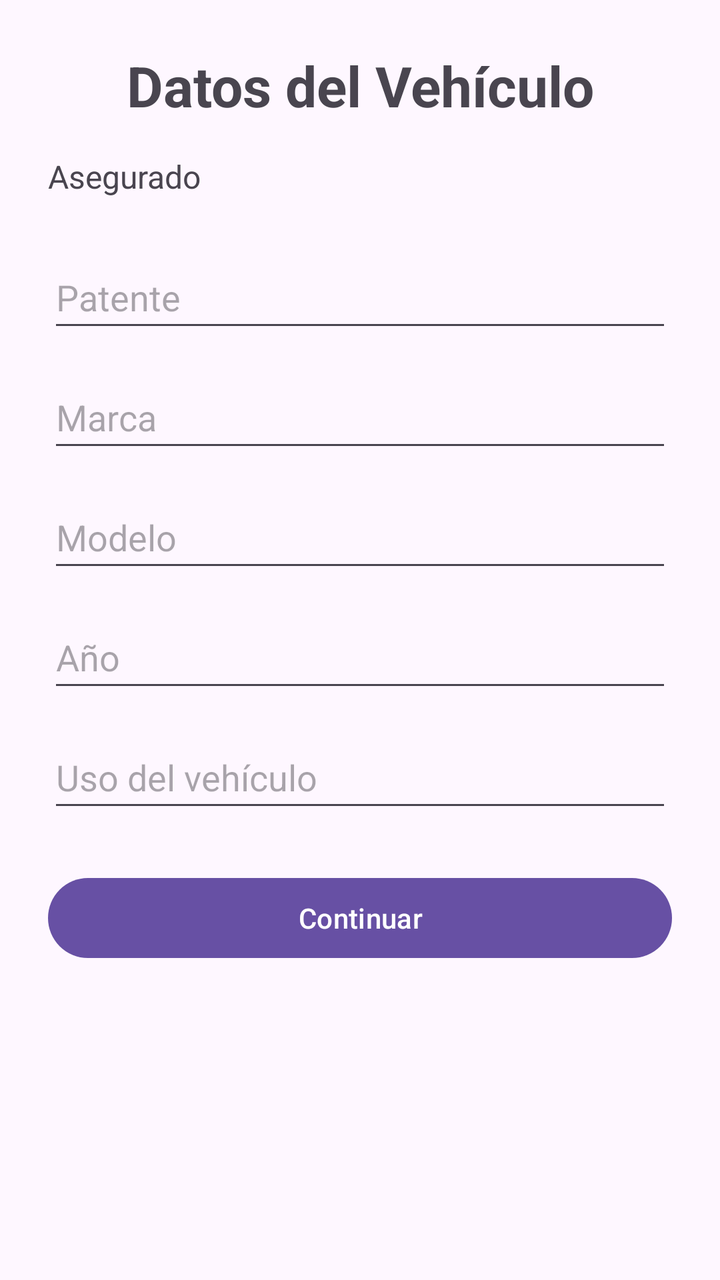
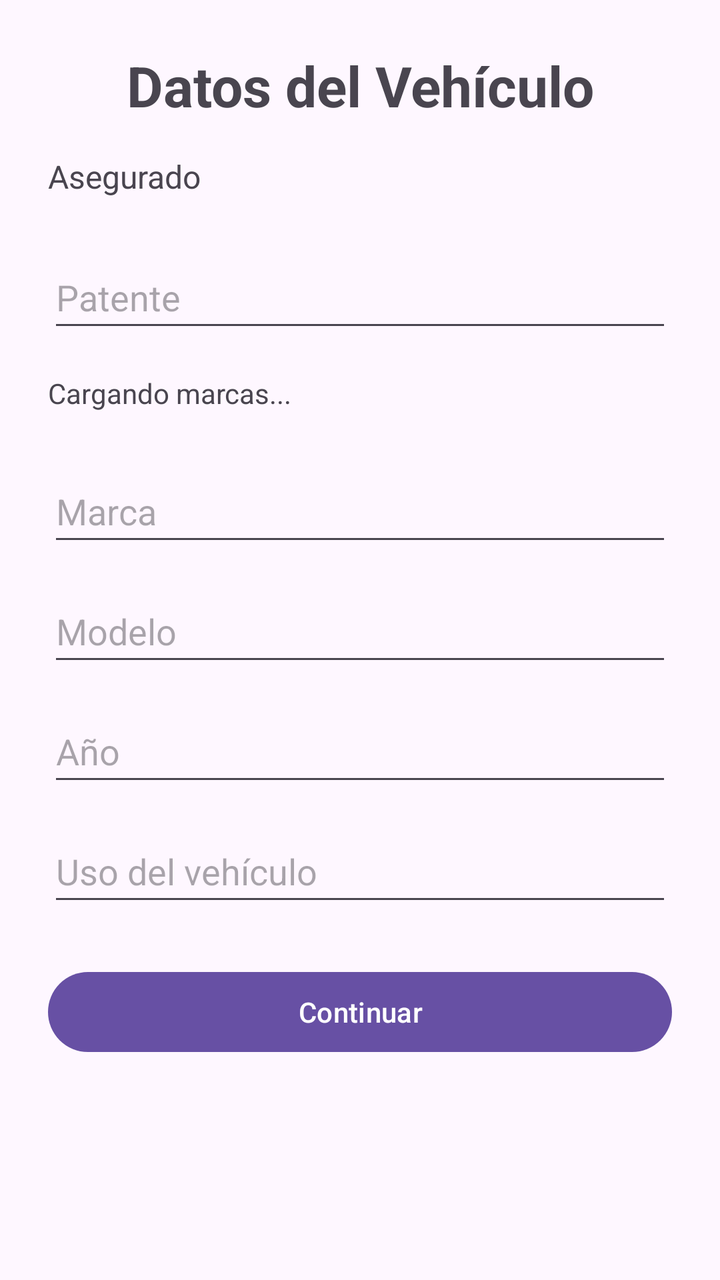

The first picture is an Android layout as it rendered before a commit; the second is the same layout after the commit. The layout source and the unified diff follow.
<!-- AndroidManifest.xml: application theme Theme.CotizadorSeguros -->
<!-- res/layout/activity_vehiculo.xml -->
<?xml version="1.0" encoding="utf-8"?>
<androidx.constraintlayout.widget.ConstraintLayout
    xmlns:android="http://schemas.android.com/apk/res/android"
    xmlns:app="http://schemas.android.com/apk/res-auto"
    xmlns:tools="http://schemas.android.com/tools"
    android:id="@+id/main"
    android:layout_width="match_parent"
    android:layout_height="match_parent"
    tools:context=".VehiculoActivity">

    <ScrollView
        android:id="@+id/scrollVehiculo"
        android:layout_width="0dp"
        android:layout_height="0dp"
        android:fillViewport="true"
        app:layout_constraintTop_toTopOf="parent"
        app:layout_constraintBottom_toBottomOf="parent"
        app:layout_constraintStart_toStartOf="parent"
        app:layout_constraintEnd_toEndOf="parent">

        <LinearLayout
            android:id="@+id/contenedorVehiculo"
            android:layout_width="match_parent"
            android:layout_height="wrap_content"
            android:orientation="vertical"
            android:padding="24dp">

            <TextView
                android:id="@+id/txtTituloVehiculo"
                android:layout_width="match_parent"
                android:layout_height="wrap_content"
                android:text="Datos del Vehículo"
                android:textSize="28sp"
                android:textStyle="bold"
                android:gravity="center"
                android:layout_marginBottom="16dp" />

            <TextView
                android:id="@+id/txtAsegurado"
                android:layout_width="match_parent"
                android:layout_height="wrap_content"
                android:text="Asegurado"
                android:textSize="16sp"
                android:layout_marginBottom="24dp" />

            <EditText
                android:id="@+id/inputPatente"
                android:layout_width="match_parent"
                android:layout_height="wrap_content"
                android:minHeight="48dp"
                android:hint="Patente"
                android:inputType="textCapCharacters" />

            <EditText
                android:id="@+id/inputMarca"
                android:layout_width="match_parent"
                android:layout_height="wrap_content"
                android:minHeight="48dp"
                android:hint="Marca"
                android:inputType="textCapWords"
                android:layout_marginTop="12dp" />

            <EditText
                android:id="@+id/inputModelo"
                android:layout_width="match_parent"
                android:layout_height="wrap_content"
                android:minHeight="48dp"
                android:hint="Modelo"
                android:inputType="textCapWords"
                android:layout_marginTop="12dp" />

            <EditText
                android:id="@+id/inputAnio"
                android:layout_width="match_parent"
                android:layout_height="wrap_content"
                android:minHeight="48dp"
                android:hint="Año"
                android:inputType="number"
                android:layout_marginTop="12dp" />

            <EditText
                android:id="@+id/inputUso"
                android:layout_width="match_parent"
                android:layout_height="wrap_content"
                android:minHeight="48dp"
                android:hint="Uso del vehículo"
                android:inputType="textCapWords"
                android:layout_marginTop="12dp" />

            <Button
                android:id="@+id/btnContinuarVehiculo"
                android:layout_width="match_parent"
                android:layout_height="wrap_content"
                android:text="Continuar"
                android:layout_marginTop="24dp"
                android:onClick="continuarVehiculo" />

        </LinearLayout>

    </ScrollView>

</androidx.constraintlayout.widget.ConstraintLayout>
<!-- resources referenced by this layout -->
<resources>
  <style name="Theme.CotizadorSeguros" parent="Base.Theme.CotizadorSeguros" />
  <style name="Base.Theme.CotizadorSeguros" parent="Theme.Material3.DayNight.NoActionBar">
          
          
      </style>
</resources>

<!-- the commit's change to res/layout/activity_vehiculo.xml (unified diff, before → after) -->
@@ -51,6 +51,14 @@
                 android:hint="Patente"
                 android:inputType="textCapCharacters" />
 
+            <TextView
+                android:id="@+id/txtMarcasApi"
+                android:layout_width="match_parent"
+                android:layout_height="wrap_content"
+                android:text="Cargando marcas..."
+                android:layout_marginTop="16dp"
+                android:layout_marginBottom="12dp" />
+
             <EditText
                 android:id="@+id/inputMarca"
                 android:layout_width="match_parent"
